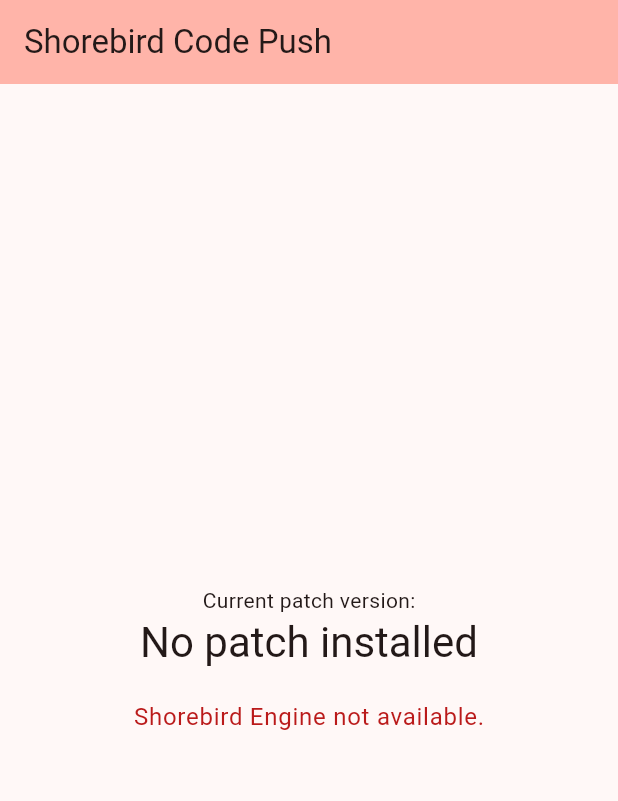
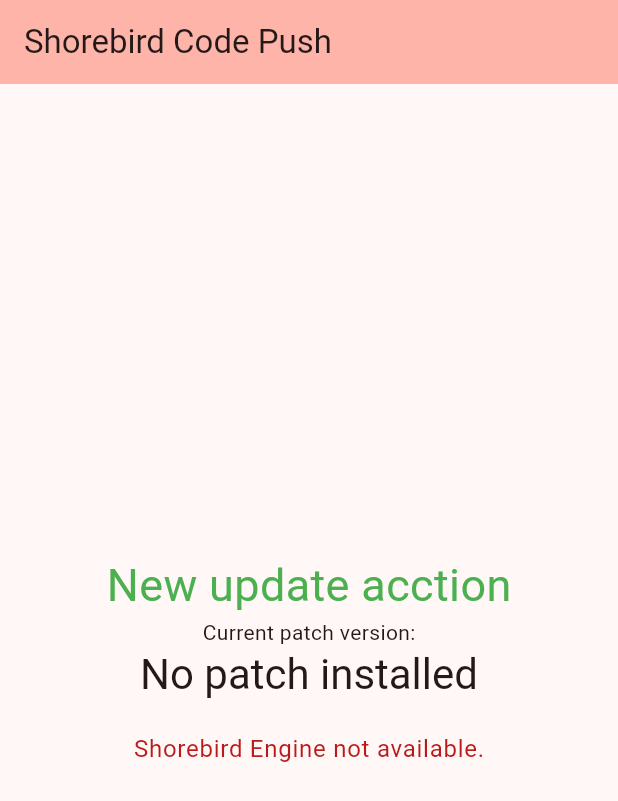
Before and after one commit to ORO-VietNam/shorebird, a Flutter app: the screen it shows after launch, on a phone screen of 412 x 824 dp. Shown: the top 801 px of the screen. Run offline on Flutter 3.47's test engine with Material 2 defaults, Android fonts, the phone set to English and light mode, and no system bars; missing offline and left inert: restart_app, shorebird_code_push.

Commit message:
update-app

```diff
--- a/lib/main.dart
+++ b/lib/main.dart
@@ -160,6 +160,8 @@
         child: Column(
           mainAxisAlignment: MainAxisAlignment.center,
           children: <Widget>[
+            const Text('New update acction',
+                style: TextStyle(color: Colors.green, fontSize: 30)),
             const Text('Current patch version:'),
             Text(
               heading,
--- a/pubspec.yaml
+++ b/pubspec.yaml
@@ -17,7 +17,7 @@
 # https://developer.apple.com/library/archive/documentation/General/Reference/InfoPlistKeyReference/Articles/CoreFoundationKeys.html
 # In Windows, build-name is used as the major, minor, and patch parts
 # of the product and file versions while build-number is used as the build suffix.
-version: 1.0.0+1
+version: 1.0.1+2
 
 environment:
   sdk: '>=3.0.0 <4.0.0'
```
